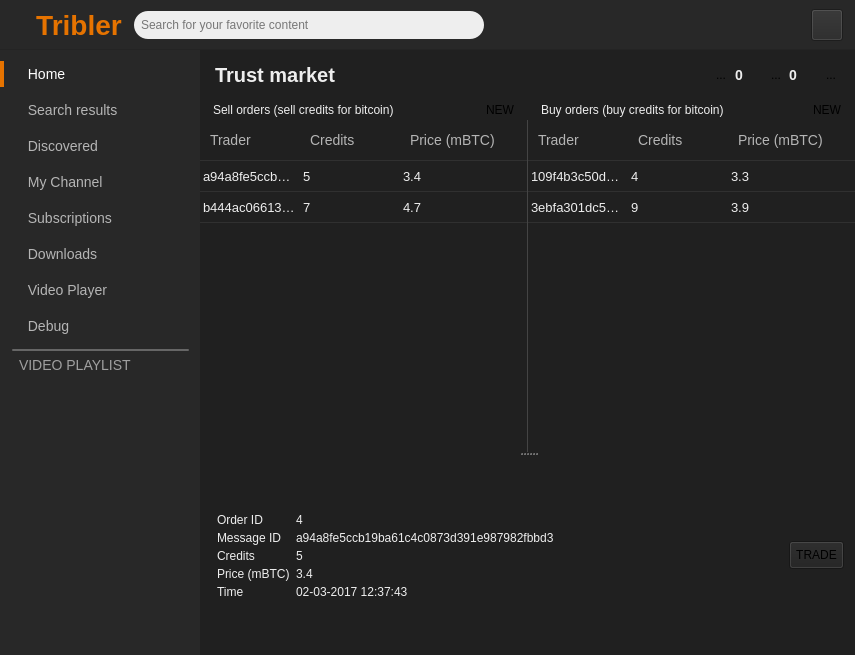
Above: TriblerGUI/qt_resources/mainwindow.ui from devos50/tribler before the change. Below: the same form after it.
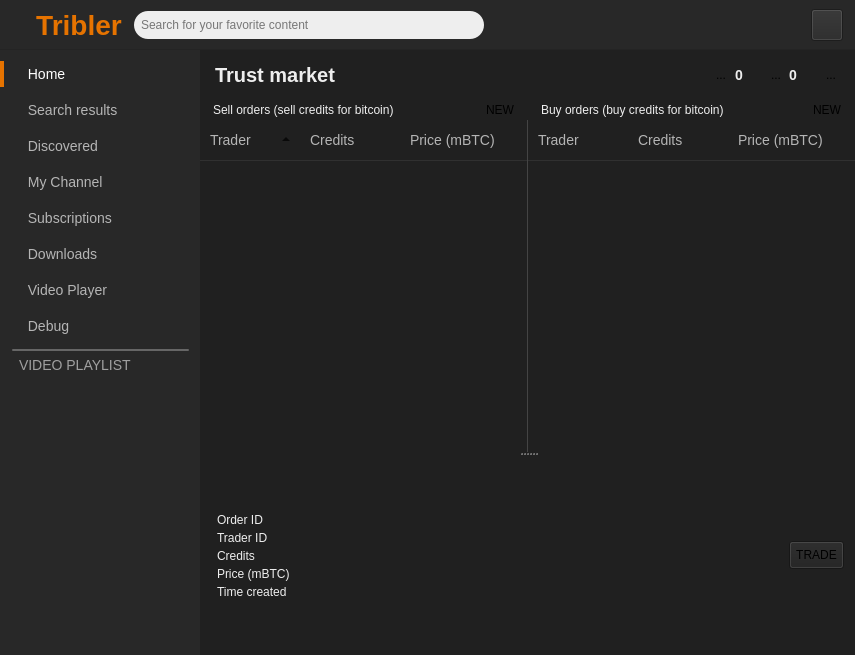
That is the form after the change. Icons and pictures are not drawn. Custom widgets are drawn as their Qt base class.

Commit message: First version in the GUI is now working

```diff
--- a/TriblerGUI/qt_resources/mainwindow.ui
+++ b/TriblerGUI/qt_resources/mainwindow.ui
@@ -9613,6 +9613,9 @@
                       <property name="indentation">
                        <number>0</number>
                       </property>
+                      <property name="sortingEnabled">
+                       <bool>true</bool>
+                      </property>
                       <column>
                        <property name="text">
                         <string>Trader</string>
@@ -9628,28 +9631,6 @@
                         <string>Price (mBTC)</string>
                        </property>
                       </column>
-                      <item>
-                       <property name="text">
-                        <string>a94a8fe5ccb19ba61c4c0873d391e987982fbbd3</string>
-                       </property>
-                       <property name="text">
-                        <string>5</string>
-                       </property>
-                       <property name="text">
-                        <string>3.4</string>
-                       </property>
-                      </item>
-                      <item>
-                       <property name="text">
-                        <string>b444ac06613fc8d63795be9ad0beaf55011936ac</string>
-                       </property>
-                       <property name="text">
-                        <string>7</string>
-                       </property>
-                       <property name="text">
-                        <string>4.7</string>
-                       </property>
-                      </item>
                      </widget>
                     </item>
                    </layout>
@@ -9765,28 +9746,6 @@
                         <string>Price (mBTC)</string>
                        </property>
                       </column>
-                      <item>
-                       <property name="text">
-                        <string>109f4b3c50d7b0df729d299bc6f8e9ef9066971f</string>
-                       </property>
-                       <property name="text">
-                        <string>4</string>
-                       </property>
-                       <property name="text">
-                        <string>3.3</string>
-                       </property>
-                      </item>
-                      <item>
-                       <property name="text">
-                        <string>3ebfa301dc59196f18593c45e519287a23297589</string>
-                       </property>
-                       <property name="text">
-                        <string>9</string>
-                       </property>
-                       <property name="text">
-                        <string>3.9</string>
-                       </property>
-                      </item>
                      </widget>
                     </item>
                    </layout>
@@ -9839,21 +9798,21 @@
                     <item row="0" column="1">
                      <widget class="QLabel" name="label_57">
                       <property name="text">
-                       <string>4</string>
+                       <string/>
                       </property>
                      </widget>
                     </item>
                     <item row="1" column="0">
                      <widget class="QLabel" name="label_53">
                       <property name="text">
-                       <string>Message ID</string>
+                       <string>Trader ID</string>
                       </property>
                      </widget>
                     </item>
                     <item row="1" column="1">
                      <widget class="QLabel" name="label_58">
                       <property name="text">
-                       <string>a94a8fe5ccb19ba61c4c0873d391e987982fbbd3</string>
+                       <string/>
                       </property>
                      </widget>
                     </item>
@@ -9874,28 +9833,28 @@
                     <item row="4" column="0">
                      <widget class="QLabel" name="label_56">
                       <property name="text">
-                       <string>Time</string>
+                       <string>Time created</string>
                       </property>
                      </widget>
                     </item>
                     <item row="2" column="1">
                      <widget class="QLabel" name="label_60">
                       <property name="text">
-                       <string>5</string>
+                       <string/>
                       </property>
                      </widget>
                     </item>
                     <item row="3" column="1">
                      <widget class="QLabel" name="label_59">
                       <property name="text">
-                       <string>3.4</string>
+                       <string/>
                       </property>
                      </widget>
                     </item>
                     <item row="4" column="1">
                      <widget class="QLabel" name="label_61">
                       <property name="text">
-                       <string>02-03-2017 12:37:43</string>
+                       <string/>
                       </property>
                      </widget>
                     </item>
```
Left out of the diff: 15 changed lines with no effect on the pictures. The commit also changes 6 other files.
